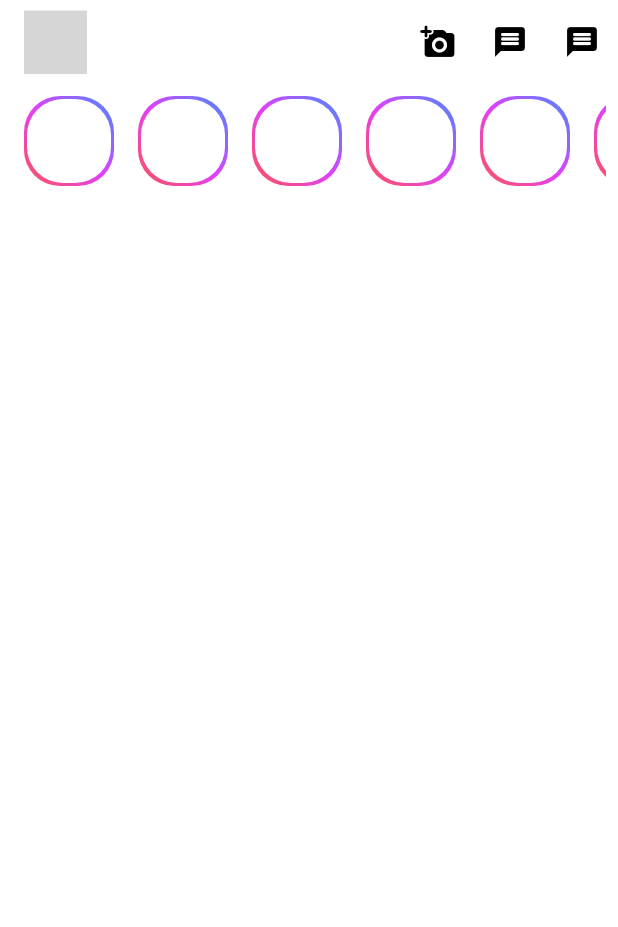
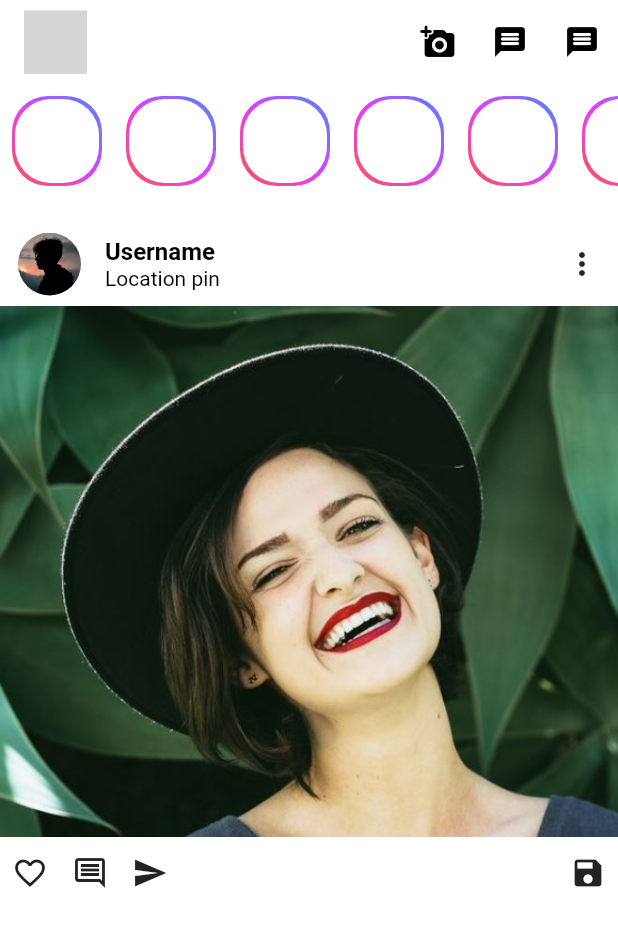
Before and after one commit to arshithsuresh/instagram-ui, a Flutter app: the screen it shows after launch, on a phone screen of 412 x 824 dp. Shown: the top 927 px of the screen. Run offline on Flutter 3.47's test engine with Material 2 defaults, Android fonts, the phone set to English and light mode, and no system bars; our stand-ins replace flutter_svg; grey boxes are pictures that could not be loaded.

Commit message:
Post structure done

```diff
--- a/lib/theme.dart
+++ b/lib/theme.dart
@@ -6,5 +6,10 @@ ThemeData kAppTheme = ThemeData(
   primaryColor: kPrimaryColor,
   accentColor: kAccentColor,
   highlightColor: kHighlightColor,
-  scaffoldBackgroundColor: kBackgroundColor
+  scaffoldBackgroundColor: kBackgroundColor,
+
+  textTheme: TextTheme(
+    headline4: TextStyle(fontSize: 16, fontWeight: FontWeight.w600, color: Colors.black),
+    headline5: TextStyle(fontSize: 14, fontWeight: FontWeight.w400, color: Colors.black)
+  )
 );
--- a/lib/views/Homepage/homepage.dart
+++ b/lib/views/Homepage/homepage.dart
@@ -10,16 +10,18 @@ class HomePage extends StatefulWidget {
 class _HomePageState extends State<HomePage> {
   @override
   Widget build(BuildContext context) {
+    ThemeData appTheme = Theme.of(context);
+
     return Scaffold(
       appBar: HomeAppBar,
       body: Container(
-        padding: EdgeInsets.all(8),
         child: SingleChildScrollView(
           child: Column(
             children: [
               Container(
                 width: double.infinity,
                 height: 60,
+                margin: EdgeInsets.only(bottom: 16, top: 8),
                 child: ListView(
                   shrinkWrap: true,
                   scrollDirection: Axis.horizontal,
@@ -33,6 +35,65 @@ class _HomePageState extends State<HomePage> {
                     UserStory()
                   ],
                 ),
+              ),
+              //Post Card
+              Container(
+                margin: EdgeInsets.only(top: 8),
+                child: Column(
+                  children: [
+                    Container(
+                      margin: EdgeInsets.only(left:12),
+                      height: 56,
+                      child: Row(
+                        mainAxisAlignment: MainAxisAlignment.spaceBetween,
+                        children: [
+                        Row(
+                        children: [
+                          Container(
+                            width: 42,
+                            height: 42,
+                            margin: EdgeInsets.only(right: 16),
+                            child: ClipRRect(
+                              borderRadius: BorderRadius.circular(42),
+                              child: Image(
+                                image: AssetImage('assets/profile/1.JPG'),
+                                fit: BoxFit.cover,
+                              ),
+                            ),
+                          ),
+                          RichText(
+                            text: TextSpan(children: [
+                              TextSpan(
+                                  text: "Username",
+                                  style: appTheme.textTheme.headline4,
+                                  children: [TextSpan(text: "\n")]),
+                              TextSpan(
+                                text: "Location pin",
+                                style: appTheme.textTheme.headline5,
+                              ),
+                            ]),
+                          )
+                        ],
+                      ),
+                      IconButton(icon: Icon(Icons.more_vert), onPressed: (){})
+                      ],)
+                    ),
+                    Image(image: AssetImage('assets/profile/2.JPG')),
+                    Container(height: 48,
+                    child: Row(
+                      mainAxisAlignment: MainAxisAlignment.spaceBetween,
+                      children: [
+                        Container(child: Row(children: [
+                          IconButton(icon: Icon(Icons.favorite_border),onPressed: (){},constraints: BoxConstraints(), splashRadius: 10,),
+                          IconButton(icon: Icon(Icons.comment_outlined) ,onPressed: (){},constraints: BoxConstraints(), splashRadius: 10,),
+                          IconButton(icon: Icon(Icons.send),onPressed: (){},constraints: BoxConstraints(), splashRadius: 10,)
+                        ],),),
+                        IconButton(icon: Icon(Icons.save), onPressed: (){},constraints: BoxConstraints(), splashRadius: 10,)
+                      ],
+
+                    ),)
+                  ],
+                ),
               )
             ],
           ),
--- a/pubspec.yaml
+++ b/pubspec.yaml
@@ -48,6 +48,7 @@ flutter:
   # To add assets to your application, add an assets section, like this:
   assets:
     - assets/images/
+    - assets/profile/
   #  - images/a_dot_ham.jpeg
 
   # An image asset can refer to one or more resolution-specific "variants", see
```
Also changed, not shown: assets/profile/1.JPG (added), assets/profile/2.JPG (added), assets/profile/3.JPG (added), assets/profile/4.JPG (added), lib/components/profileicon.dart (added).
